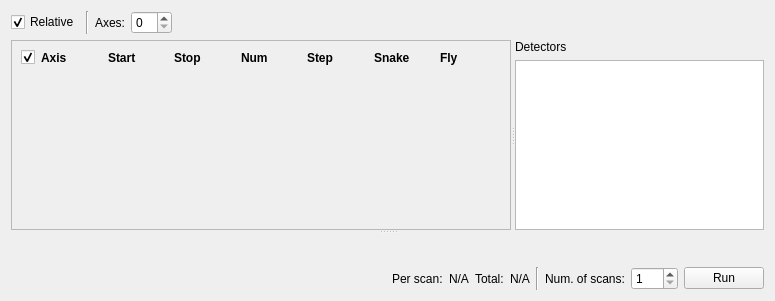
Qt form src/firefly/plans/grid_scan.ui (spc-group/haven) before a commit.
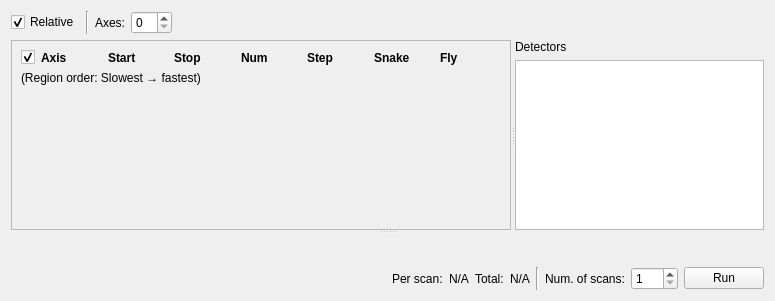
The same form after that commit. Custom widgets are drawn as their Qt base class.

Commit message: Rearranged grid scan so regions order matches bluesky plan.

The edit to the form file:
```diff
--- a/src/firefly/plans/grid_scan.ui
+++ b/src/firefly/plans/grid_scan.ui
@@ -231,6 +231,13 @@
              </item>
             </layout>
            </item>
+           <item>
+            <widget class="QLabel" name="label_2">
+             <property name="text">
+              <string>(Region order: Slowest → fastest)</string>
+             </property>
+            </widget>
+           </item>
            <item>
             <spacer name="verticalSpacer_2">
              <property name="orientation">
```
Left out of the diff: 104 changed lines with no effect on the pictures. The commit also changes 2 other files.
